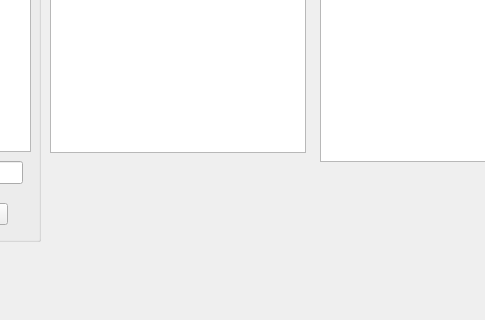
CarnationTL/cmd_sim, file cmdsimmw.ui: the form before one commit; both pictures show x 190 to 675 and y 309 to 629 of the 1019 by 629 pixel window.
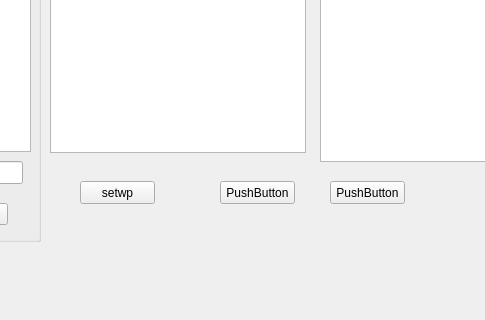
The form after the commit.

What changed in the file:
```diff
--- a/cmdsimmw.ui
+++ b/cmdsimmw.ui
@@ -286,6 +286,45 @@
      </rect>
     </property>
    </widget>
+   <widget class="QPushButton" name="pushButton_2">
+    <property name="geometry">
+     <rect>
+      <x>410</x>
+      <y>450</y>
+      <width>75</width>
+      <height>23</height>
+     </rect>
+    </property>
+    <property name="text">
+     <string>PushButton</string>
+    </property>
+   </widget>
+   <widget class="QPushButton" name="pushButton_3">
+    <property name="geometry">
+     <rect>
+      <x>520</x>
+      <y>450</y>
+      <width>75</width>
+      <height>23</height>
+     </rect>
+    </property>
+    <property name="text">
+     <string>PushButton</string>
+    </property>
+   </widget>
+   <widget class="QPushButton" name="btn_setwp">
+    <property name="geometry">
+     <rect>
+      <x>270</x>
+      <y>450</y>
+      <width>75</width>
+      <height>23</height>
+     </rect>
+    </property>
+    <property name="text">
+     <string>setwp</string>
+    </property>
+   </widget>
    <zorder>groupBox</zorder>
    <zorder>gBox_sig_sel</zorder>
    <zorder>layoutWidget</zorder>
```
Left out of the diff: 3 changed lines with no effect on the pictures.
